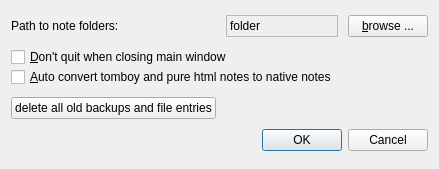
Above: src/ui/preferences.ui from hakaishi/nobleNote before the change. Below: the same form after it.
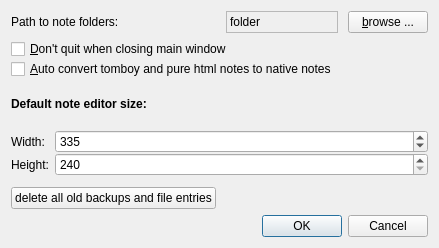
That is the form after the change. Icons and pictures are not drawn.

Commit message: added note editor default size preferences option stub

What changed in the file:
```diff
--- a/src/ui/preferences.ui
+++ b/src/ui/preferences.ui
@@ -7,7 +7,7 @@
     <x>0</x>
     <y>0</y>
     <width>439</width>
-    <height>169</height>
+    <height>248</height>
    </rect>
   </property>
   <property name="windowTitle">
@@ -21,12 +21,12 @@
    <property name="horizontalSpacing">
     <number>10</number>
    </property>
-   <item row="1" column="0" colspan="3">
+   <item row="2" column="0" colspan="3">
     <layout class="QGridLayout" name="gridLayout_2">
-     <item row="1" column="0">
-      <widget class="QCheckBox" name="convertNotes">
+     <item row="2" column="0">
+      <widget class="QLabel" name="label_2">
        <property name="text">
-        <string>&amp;Auto convert tomboy and pure html notes to native notes</string>
+        <string>&lt;html&gt;&lt;head/&gt;&lt;body&gt;&lt;p&gt;&lt;span style=&quot; font-weight:600;&quot;&gt;Default note editor size:&lt;/span&gt;&lt;/p&gt;&lt;/body&gt;&lt;/html&gt;</string>
        </property>
       </widget>
      </item>
@@ -37,6 +37,57 @@
        </property>
       </widget>
      </item>
+     <item row="1" column="0">
+      <widget class="QCheckBox" name="convertNotes">
+       <property name="text">
+        <string>&amp;Auto convert tomboy and pure html notes to native notes</string>
+       </property>
+      </widget>
+     </item>
+     <item row="3" column="0">
+      <layout class="QFormLayout" name="formLayout">
+       <property name="sizeConstraint">
+        <enum>QLayout::SetDefaultConstraint</enum>
+       </property>
+       <item row="0" column="0">
+        <widget class="QLabel" name="label_3">
+         <property name="text">
+          <string>Width:  </string>
+         </property>
+        </widget>
+       </item>
+       <item row="1" column="0">
+        <widget class="QLabel" name="label_4">
+         <property name="text">
+          <string>Height:  </string>
+         </property>
+        </widget>
+       </item>
+       <item row="0" column="1">
+        <widget class="QSpinBox" name="sizeSpinWidth">
+         <property name="minimum">
+          <number>240</number>
+         </property>
+         <property name="maximum">
+          <number>65536</number>
+         </property>
+         <property name="value">
+          <number>335</number>
+         </property>
+        </widget>
+       </item>
+       <item row="1" column="1">
+        <widget class="QSpinBox" name="sizeSpinHeight">
+         <property name="minimum">
+          <number>240</number>
+         </property>
+         <property name="maximum">
+          <number>65536</number>
+         </property>
+        </widget>
+       </item>
+      </layout>
+     </item>
     </layout>
    </item>
    <item row="0" column="0">
@@ -62,7 +113,7 @@
      </property>
     </widget>
    </item>
-   <item row="3" column="0" colspan="3">
+   <item row="4" column="0" colspan="3">
     <widget class="QDialogButtonBox" name="buttonBox">
      <property name="standardButtons">
       <set>QDialogButtonBox::Cancel|QDialogButtonBox::Ok</set>
@@ -85,7 +136,7 @@
      </property>
     </widget>
    </item>
-   <item row="2" column="0">
+   <item row="3" column="0">
     <widget class="QPushButton" name="pushButton">
      <property name="text">
       <string>delete all old backups and file entries</string>
```
The commit also changes 2 other files.
